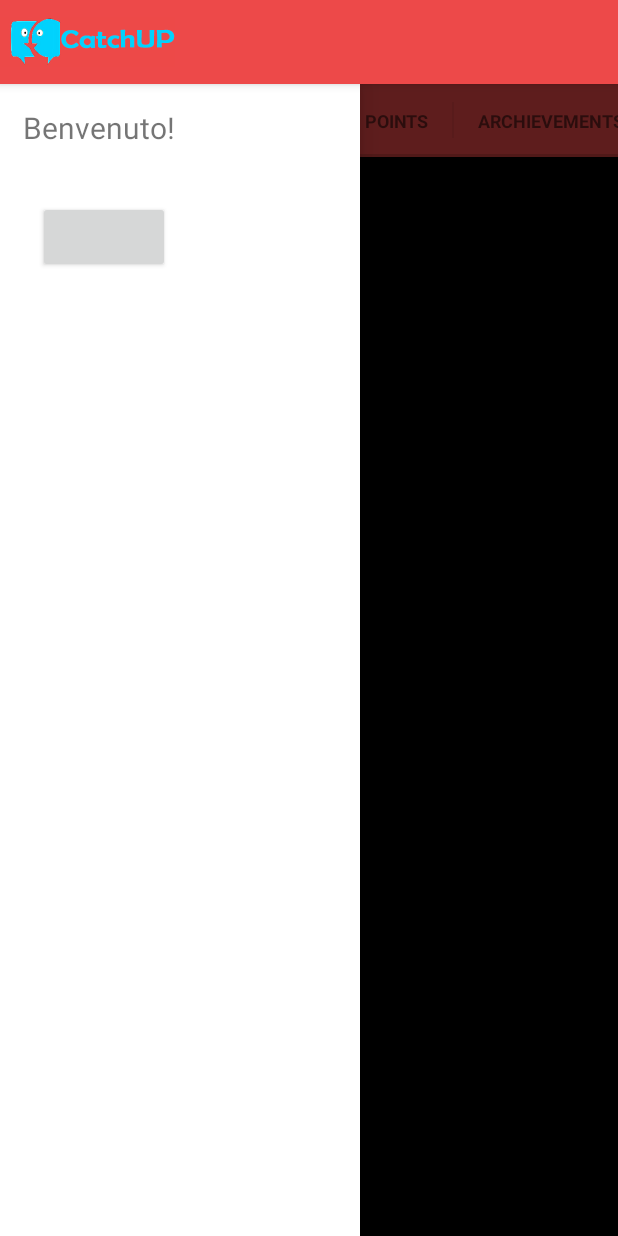
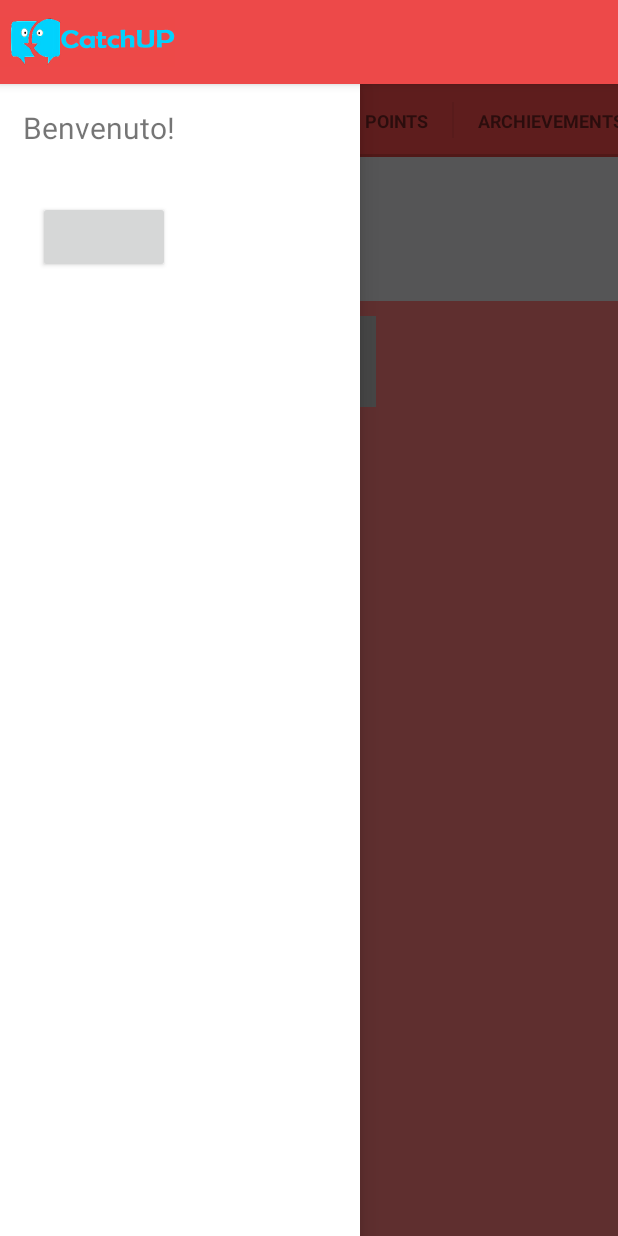
Before and after one commit to LucaLaRosa/catchUP-v3, an Android app: the fragment MessageFragment placed in its activity, with the side drawer open, on a phone screen of 412 x 824 dp. Run offline under Robolectric (Android 15) with nearby library versions, the phone set to English and light mode, and no system bars; libraries missing offline, so code that uses them is left out: com.facebook, com.facebook.login; plain views replace LoginButton; 24 statements that could not run were skipped.

Commit message:
modifica del layout della chat

```diff
--- a/app/src/main/res/layout/message_fragment.xml
+++ b/app/src/main/res/layout/message_fragment.xml
@@ -1,8 +1,59 @@
-<?xml version="1.0" encoding="utf-8"?>
+<TableLayout
+    xmlns:android="http://schemas.android.com/apk/res/android"
+    android:layout_width="fill_parent"
+    android:layout_height="fill_parent"
+    android:shrinkColumns="*"  android:stretchColumns="*" android:background="#ee7777">
+    <TableRow>
+        <Button
+            android:id="@+id/btn_exit"
+            android:layout_width="match_parent"
+            android:layout_span="3"
+            android:layout_height="wrap_content"
+            android:layout_marginLeft="0dip"
+            android:layout_marginTop="0dip"
+            android:text="Go Back"
+            android:gravity="left|center_vertical"
+            android:background="@drawable/arrow"
+            android:paddingLeft="60dip"
+            xmlns:android="http://schemas.android.com/apk/res/android" />
+    </TableRow>
+
+    <!-- Row 1 with single column -->
+    <TableRow
+        android:layout_height="wrap_content"
+        android:layout_width="fill_parent"
+        android:gravity="center_horizontal">
+
+
+        <TextView
+            android:layout_width="50dip"
+            android:layout_marginTop="10dip"
+            android:layout_height="wrap_content"
+            android:textSize="18dp"
+            android:text="Ciao! come va?"
+
+            android:layout_span="2"
+            android:padding="18dip"
+            android:background="#b0b0b0"
+            android:textColor="#000"/>
+        <TextView
+            android:layout_width="match_parent"
+            android:layout_height="wrap_content"
+            android:textSize="18dp"
+            android:layout_span="1"
+            android:padding="18dip"
+            android:background="#ee7777"
+            android:textColor="#000"/>
+
+    </TableRow>
+</TableLayout>
+
+    <!--<?xml version="1.0" encoding="utf-8"?>
+     android:background="#ed4949"
     <LinearLayout xmlns:android="http://schemas.android.com/apk/res/android"
         android:layout_width="fill_parent"
         android:id="@+id/rl_Container"
-    android:background="@android:color/black"
+        android:background="#ee7777"
         android:layout_height="fill_parent"
         android:orientation="horizontal" >
     <Button
@@ -21,4 +72,4 @@
         android:layout_height="match_parent" />
 
 
-</LinearLayout>
+    </LinearLayout>-->
```
Also changed, not shown: 1 other file. Lines whose indentation alone changed are shown as unchanged.
